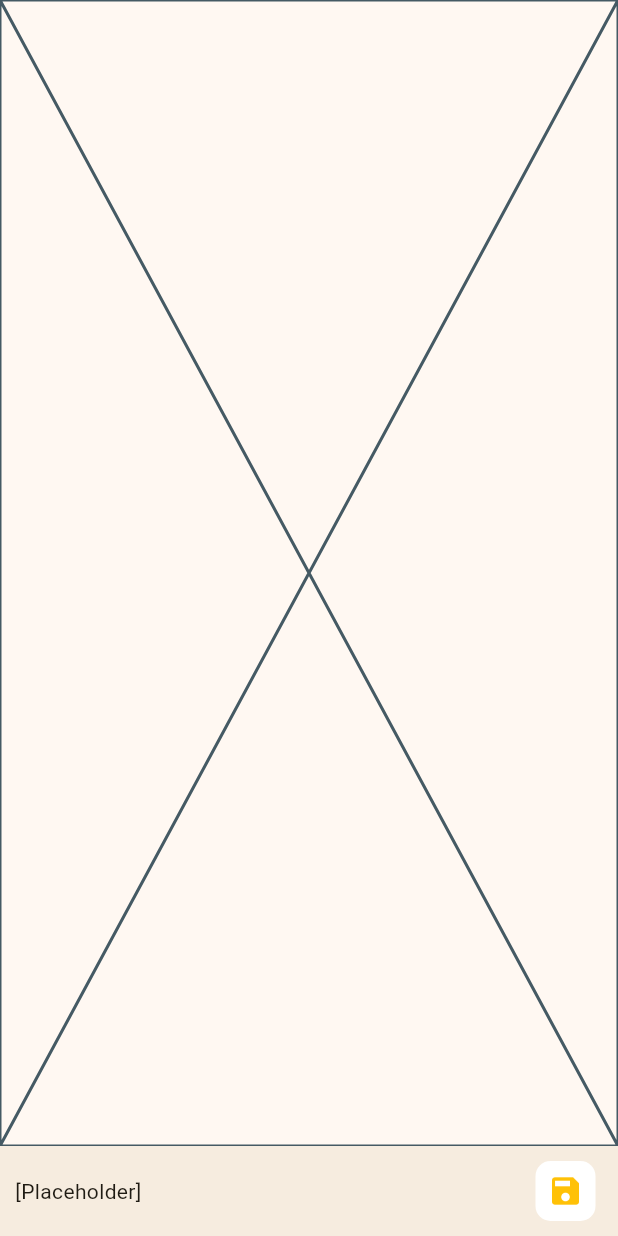
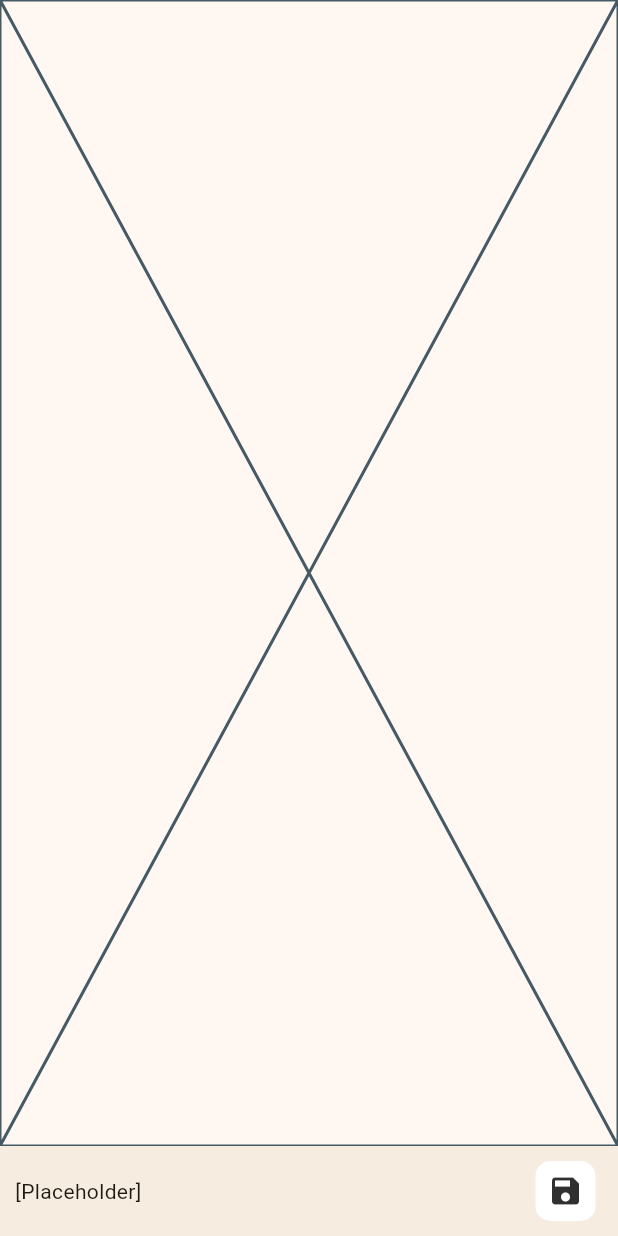
Before and after one commit to JSPasta/Mobile-App, a Flutter app: the screen it shows after launch, on a phone screen of 412 x 824 dp. Run offline on Flutter 3.47's test engine with Material 3 defaults, Android fonts, the phone set to English and light mode, and no system bars.

Commit message:
feat: made button

```diff
--- a/lib/components/button.dart
+++ b/lib/components/button.dart
@@ -1,62 +1,98 @@
 import 'package:flutter/material.dart';
 
-class Button extends StatefulWidget {
+class BottomAppBarButton extends StatefulWidget {
   final double height;
-  final Icon icon;
+  final IconData icon;
+  final VoidCallback onTap;
 
-  const Button({super.key, required this.icon, this.height = 40});
+  const BottomAppBarButton({super.key, required this.onTap, required this.icon, this.height = 50});
 
   @override
-  State<Button> createState() => _ButtonState();
+  State<BottomAppBarButton> createState() => _BottomAppBarButtonState();
 }
 
-class _ButtonState extends State<Button> with SingleTickerProviderStateMixin {
-  late AnimationController _controller;
+class _BottomAppBarButtonState extends State<BottomAppBarButton>
+    with TickerProviderStateMixin {
+  late AnimationController _hoverController;
+  late AnimationController _clickController;
   late Animation<Color?> _backgroundColor;
   final Color _defaultColor = Colors.white;
-  final Color _hoverColor = Colors.amber[100]!;
+  final Color _hoverColor = Colors.amber[200]!;
+  final Color _clickColor = Colors.amber;
 
   @override
   void initState() {
     super.initState();
-    _controller = AnimationController(
+    _hoverController = AnimationController(
       vsync: this,
       duration: const Duration(milliseconds: 200),
     );
-    _backgroundColor =
-        ColorTween(begin: _defaultColor, end: _hoverColor).animate(_controller);
+    _clickController = AnimationController(
+      vsync: this,
+      duration: const Duration(milliseconds: 100),
+    );
+    _backgroundColor = ColorTween(begin: _defaultColor, end: _hoverColor)
+        .animate(_hoverController);
   }
 
   @override
   void dispose() {
-    _controller.dispose();
+    _hoverController.dispose();
+    _clickController.dispose();
     super.dispose();
+  }
+
+  void _onTapDown(TapDownDetails details) {
+    _backgroundColor =
+        ColorTween(begin: _backgroundColor.value, end: _clickColor)
+            .animate(_clickController);
+    _clickController.forward();
+  }
+
+  void _onTapUp(TapUpDetails details) {
+    _clickController.reverse().then((value) {
+      _backgroundColor = ColorTween(begin: _defaultColor, end: _hoverColor)
+          .animate(_hoverController);
+    });
   }
 
   @override
   Widget build(BuildContext context) {
     return MouseRegion(
       cursor: SystemMouseCursors.click,
-      onEnter: (event) => _controller.forward(),
-      onExit: (event) => _controller.reverse(),
+      onEnter: (event) => _hoverController.forward(),
+      onExit: (event) {
+        if (_hoverController.isCompleted) {
+          _hoverController.reverse();
+        }
+
+        if (_clickController.isAnimating || _clickController.isCompleted) {
+          _clickController.reverse().then((value) {
+            _backgroundColor =
+                ColorTween(begin: _defaultColor, end: _hoverColor)
+                    .animate(_hoverController);
+            _hoverController.reverse();
+          });
+        }
+      },
+      child: GestureDetector(
+        onTapDown: _onTapDown,
+        onTapUp: _onTapUp,
+        onTap: widget.onTap,
         child: AnimatedBuilder(
-        animation: _backgroundColor,
+          animation: Listenable.merge([_backgroundColor, _clickController]),
           builder: (context, child) => SizedBox(
+            height: widget.height,
             child: AspectRatio(
               aspectRatio: 1,
               child: Container(
-              height: widget.height,
                 margin: const EdgeInsets.all(5),
                 decoration: BoxDecoration(
                   color: _backgroundColor.value,
-                borderRadius: BorderRadius.circular(10),
+                  borderRadius: BorderRadius.circular(widget.height / 5),
                 ),
                 child: Center(
-                child: IconTheme(
-                  data: const IconThemeData(
-                    color: Colors.amber,
-                  ),
-                  child: widget.icon,
+                  child: Icon(widget.icon, color: Colors.grey[850]),
                 ),
               ),
             ),
--- a/lib/main.dart
+++ b/lib/main.dart
@@ -12,9 +12,8 @@ class MainApp extends StatelessWidget {
   Widget build(BuildContext context) {
     return MaterialApp(
       theme: ThemeData(
-        useMaterial3: true,
-        colorScheme: ColorScheme.fromSeed(seedColor: Colors.amber)
-      ),
+          useMaterial3: true,
+          colorScheme: ColorScheme.fromSeed(seedColor: Colors.amber)),
       home: const Scaffold(
         body: Center(
           child: Placeholder(),
@@ -32,14 +31,19 @@ class JSPasteBottomBar extends StatelessWidget {
 
   @override
   Widget build(BuildContext context) {
-    return const BottomAppBar(
+    return BottomAppBar(
       height: 60,
-      padding: EdgeInsets.symmetric(horizontal: 10, vertical: 5),
+      padding: const EdgeInsets.symmetric(horizontal: 10, vertical: 5),
       child: Row(
         children: [
-          Text('[Placeholder]'),
-          Spacer(),
-          Button(icon: Icon(Icons.save)),
+          const Text('[Placeholder]'),
+          const Spacer(),
+          BottomAppBarButton(
+            icon: Icons.save,
+            onTap: () {
+              print("click");
+            },
+          ),
         ],
       ),
     );
@@ -72,7 +76,6 @@ class BottomBarButton extends StatelessWidget {
             padding: MaterialStateProperty.all(const EdgeInsets.all(0)),
             elevation: MaterialStateProperty.all(0),
             iconColor: MaterialStateProperty.all(Colors.amber),
-
           ),
           onPressed: () {},
           child: Center(
```
Lines whose indentation alone changed are shown as unchanged.
